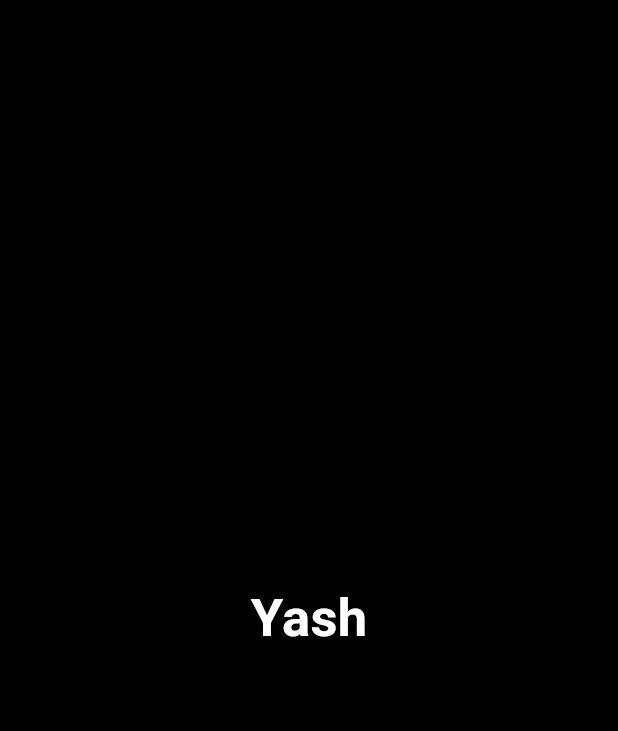
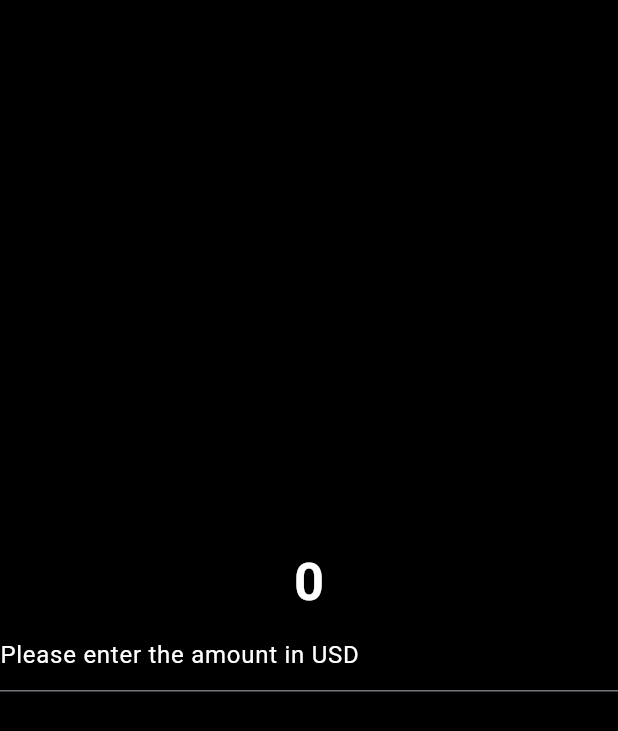
Before and after one commit to Stranger4uu/Daily_Progress_tracker, a Flutter app: the screen it shows after launch, on a phone screen of 412 x 824 dp. Shown: the top 731 px of the screen. Run offline on Flutter 3.47's test engine with Material 3 defaults, Android fonts, the phone set to English and light mode, and no system bars.

Commit message:
did some more changes in my currency converter app and i am going to fully complete it by today night only , for now i am moving to py

```diff
--- a/Yash/Dart/currency_converter/lib/currency_conveter_material_page.dart
+++ b/Yash/Dart/currency_converter/lib/currency_conveter_material_page.dart
@@ -1,6 +1,6 @@
 import 'package:flutter/material.dart';
 
-class MaterialHomePage extends StatelessWidget{
+class MaterialHomePage extends StatelessWidget {
   const MaterialHomePage({super.key});
   @override
   Widget build(BuildContext context) {
@@ -11,17 +11,23 @@ class MaterialHomePage extends StatelessWidget{
           mainAxisAlignment: MainAxisAlignment.center,
           children: [
             Text(
-                  "Yash", // Replace "Yash" with a variable or parameter if needed
+              "0",
               style: TextStyle(
                 fontSize: 35,
                 fontWeight: FontWeight.bold,
                 color: Colors.white,
               ),
             ),
+            TextField(
+              style: TextStyle(color: Colors.white),
+              decoration: InputDecoration(
+                hintText: 'Please enter the amount in USD',
+                hintStyle: TextStyle(color: Colors.white),
+              ),
+            ),
           ],
-          )
+        ),
       ),
     );
   }
-
 }
```
Lines whose indentation alone changed are shown as unchanged.
